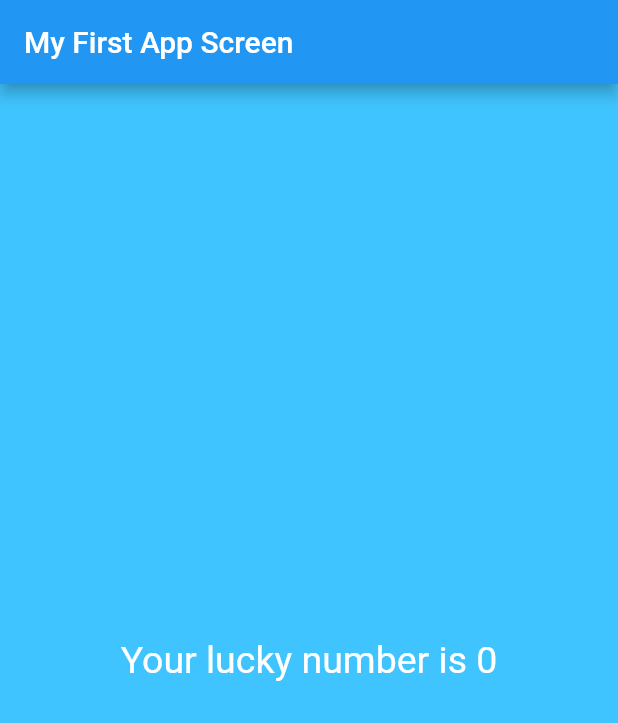
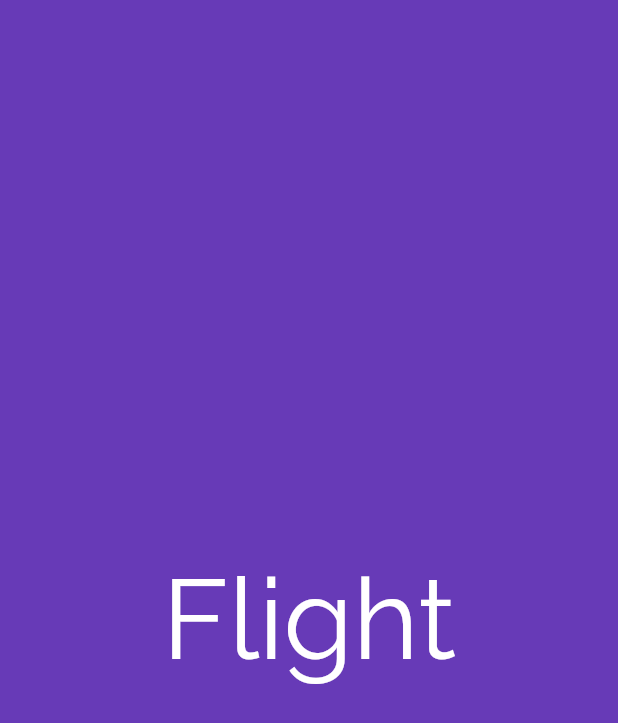
Before and after one commit to kiranojhanp/flutter-SI-calculator, a Flutter app: the screen it shows after launch, on a phone screen of 412 x 824 dp. Shown: the top 723 px of the screen. Run offline on Flutter 3.47's test engine with Material 2 defaults, Android fonts, the phone set to English and light mode, and no system bars.

Commit message:
Custom font is added

```diff
--- a/lib/app_screens/first_screen.dart
+++ /dev/null
@@ -1,29 +0,0 @@
-import 'dart:math';
-
-import 'package:flutter/material.dart';
-
-class FirstScreen extends StatelessWidget {
-  @override
-  Widget build(BuildContext context) {
-    return Material(
-      color: Colors.lightBlueAccent,
-      child: Center(
-        child: Text(
-          generateLuckyNum(),
-          textDirection: TextDirection.ltr,
-          style: TextStyle(
-            color: Colors.white,
-            fontSize: 25.0,
-          ),
-        ),
-      ),
-    );
-  }
-
-  String generateLuckyNum() {
-    var random = Random();
-    int luckyNumber = random.nextInt(10);
-
-    return 'Your lucky number is $luckyNumber';
-  }
-}
--- /dev/null
+++ b/lib/app_screens/home.dart
@@ -0,0 +1,24 @@
+import 'package:flutter/material.dart';
+
+class Home extends StatelessWidget {
+  @override
+  Widget build(BuildContext context) {
+    return Center(
+      child: Container(
+        alignment: Alignment.center,
+        color: Colors.deepPurple,
+        child: Text(
+          "Flight",
+          textDirection: TextDirection.ltr,
+          style: TextStyle(
+            decoration: TextDecoration.none,
+            fontSize: 75.0,
+            fontFamily: 'Raleway',
+            fontWeight: FontWeight.w300,
+            color: Colors.white,
+          ),
+        ),
+      ),
+    );
+  }
+}
--- a/lib/main.dart
+++ b/lib/main.dart
@@ -1,20 +1,10 @@
 import 'package:flutter/material.dart';
-import 'app_screens/first_screen.dart';
+import './app_screens/home.dart';
 
-void main() => runApp(MyApp());
-
-class MyApp extends StatelessWidget {
-  @override
-  Widget build(BuildContext context) {
-    return MaterialApp(
-      debugShowCheckedModeBanner: false,
-      title: "My Flutter App",
-      home: Scaffold(
-        appBar: AppBar(
-          title: Text("My First App Screen"),
-        ),
-        body: FirstScreen(),
-      ),
-    );
-  }
+void main() {
+  runApp(MaterialApp(
+    debugShowCheckedModeBanner: false,
+    title: 'Exploring UI widgets',
+    home: Home(),
+  ),);
 }
```
Also changed, not shown: pubspec.yaml (+17 -35 lines), fonts/Raleway-Bold.ttf (added), fonts/Raleway-LightItalic.ttf (added), fonts/Raleway-Regular.ttf (added), fonts/Roboto-Regular.ttf (added).
